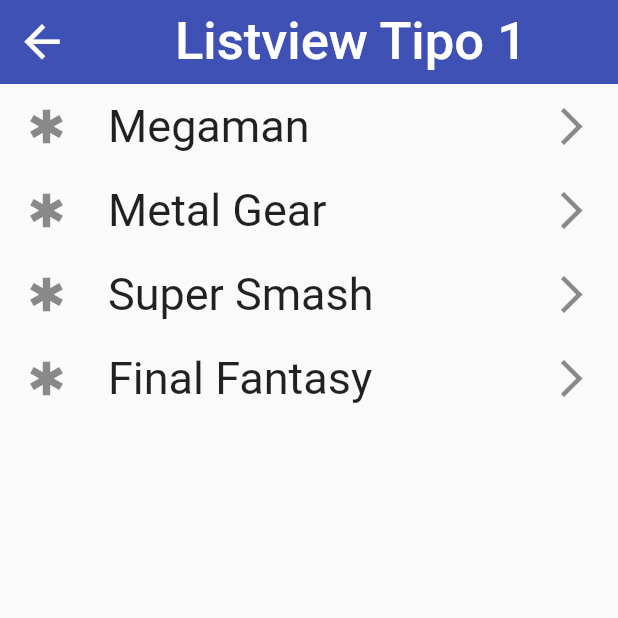
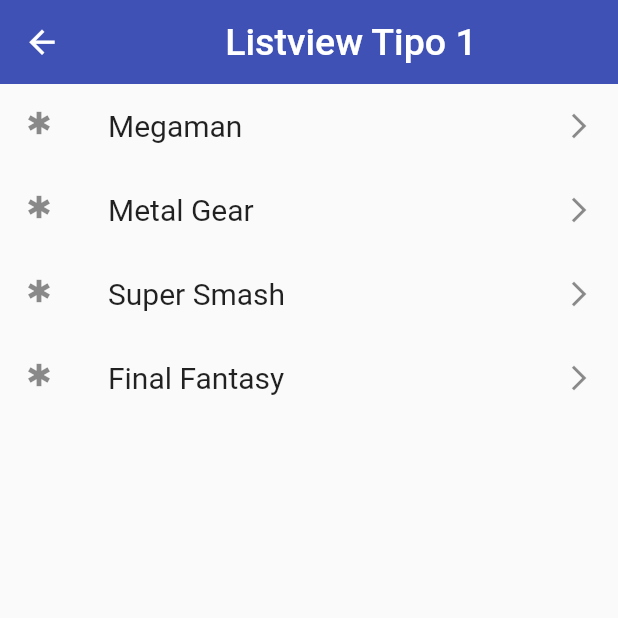
Before and after one commit to chicho69-cesar/flutter-components-app, a Flutter app: the screen it shows after launch, after a tap on "Listview Tipo 1", on a phone screen of 412 x 824 dp, the top half of it. Run offline on Flutter 3.47's test engine with Material 2 defaults, Android fonts, the phone set to English and light mode, and no system bars; network calls fail.

Commit message:
Modify Screens font-size

```diff
--- a/lib/screens/animated_screen.dart
+++ b/lib/screens/animated_screen.dart
@@ -40,7 +40,7 @@ class _AnimatedScreenState extends State<AnimatedScreen> {
         title: const Center(
           child: Text(
             'Animated Container',
-            style: TextStyle(fontSize: 35),
+            style: TextStyle(fontSize: 25),
           ),
         ),
       ),
--- a/lib/screens/avatar_screen.dart
+++ b/lib/screens/avatar_screen.dart
@@ -9,7 +9,7 @@ class AvatarScreen extends StatelessWidget {
       appBar: AppBar(
         title: const Text(
           'Stan Lee',
-          style: TextStyle(fontSize: 35),
+          style: TextStyle(fontSize: 25),
         ),
         actions: [
           Container(
@@ -19,7 +19,7 @@ class AvatarScreen extends StatelessWidget {
               backgroundImage: const NetworkImage('https://media.wired.com/photos/5be9d68a5d7c6a7b81d79e25/master/pass/StanLee-610719480.jpg'),
               child: const Text(
                 'SL',
-                style: TextStyle(fontSize: 25),
+                style: TextStyle(fontSize: 18),
               ),
             ),
           ),
--- a/lib/screens/card_screen.dart
+++ b/lib/screens/card_screen.dart
@@ -10,7 +10,8 @@ class CardScreen extends StatelessWidget {
     return Scaffold(
       appBar: AppBar(
         title: const Center(
-          child: Text('Card Widget', style: TextStyle(fontSize: 35)),
+          child: Text('Card Widget',
+          style: TextStyle(fontSize: 25)),
         ),
       ),
       body: ListView(
--- a/lib/screens/home_screen.dart
+++ b/lib/screens/home_screen.dart
@@ -14,7 +14,8 @@ class HomeScreen extends StatelessWidget {
     return Scaffold(
       appBar: AppBar(
         title: const Center(
-          child: Text('Componentes en Flutter', style: TextStyle(fontSize: 35)),
+          child: Text('Componentes en Flutter',
+          style: TextStyle(fontSize: 25)),
         ),
       ),
       body: ListView.separated(
@@ -23,11 +24,11 @@ class HomeScreen extends StatelessWidget {
           leading: Icon(
             AppRoutes.menuOptions[index].icon,
             color: AppTheme.primary,
-            size: 35,
+            size: 25,
           ),
           title: Text(
             AppRoutes.menuOptions[index].name,
-            style: const TextStyle(fontSize: 30),
+            style: const TextStyle(fontSize: 20),
           ),
           onTap: () {
             /* final route = MaterialPageRoute(
--- a/lib/screens/inputs_screen.dart
+++ b/lib/screens/inputs_screen.dart
@@ -10,7 +10,7 @@ class InputsScreen extends StatelessWidget {
         title: const Center(
           child: Text(
             'Inputs y Forms',
-            style: TextStyle(fontSize: 35),
+            style: TextStyle(fontSize: 25),
           ),
         ),
       ),
@@ -23,7 +23,7 @@ class InputsScreen extends StatelessWidget {
                 autofocus: true,
                 initialValue: 'Cesar Villalobos Olmos',
                 textCapitalization: TextCapitalization.words,
-                style: const TextStyle(fontSize: 25),
+                style: const TextStyle(fontSize: 18),
                 onChanged: (value) {
                   print('Value: $value');
                 },
--- a/lib/screens/listview1_screen.dart
+++ b/lib/screens/listview1_screen.dart
@@ -10,7 +10,8 @@ class Listview1Screen extends StatelessWidget {
     return Scaffold(
       appBar: AppBar(
         title: const Center(
-          child: Text('Listview Tipo 1', style: TextStyle(fontSize: 35))
+          child: Text('Listview Tipo 1',
+          style: TextStyle(fontSize: 25))
         ),
       ),
       body: ListView(
@@ -19,15 +20,15 @@ class Listview1Screen extends StatelessWidget {
             return ListTile(
               leading: const Icon(
                 Icons.emergency,
-                size: 30,
+                size: 20,
               ),
               title: Text(
                 game,
-                style: const TextStyle(fontSize: 30)
+                style: const TextStyle(fontSize: 20)
               ),
               trailing: const Icon(
                 Icons.arrow_forward_ios_outlined,
-                size: 30,
+                size: 20,
               ),
             );
           }).toList()
--- a/lib/theme/app_theme.dart
+++ b/lib/theme/app_theme.dart
@@ -12,7 +12,7 @@ class AppTheme {
       color: primary,
       elevation: 0,
       iconTheme: IconThemeData(
-        size: 35,
+        size: 25,
         color: Colors.white
       )
     ),
--- a/lib/widgets/custom_card_type_2.dart
+++ b/lib/widgets/custom_card_type_2.dart
@@ -46,7 +46,7 @@ class CustomCardTypeTwo extends StatelessWidget {
               padding: const EdgeInsets.only(right: 20, top: 20, bottom: 20),
               child: Text(
                 name!,
-                style: const TextStyle(fontSize: 25),
+                style: const TextStyle(fontSize: 18),
               ),
             )
         ],
```
Also changed, not shown: lib/screens/alert_screen.dart (+4 -4 lines), lib/screens/listview2_screen.dart (+5 -3 lines), lib/widgets/custom_card_type_1.dart (+5 -5 lines).
